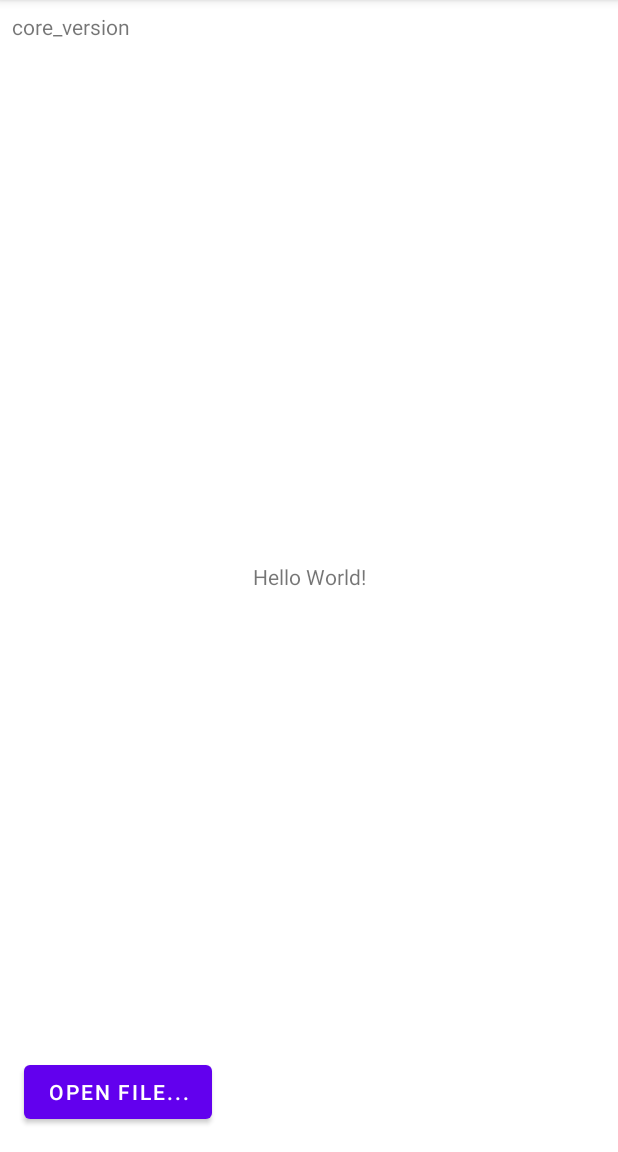
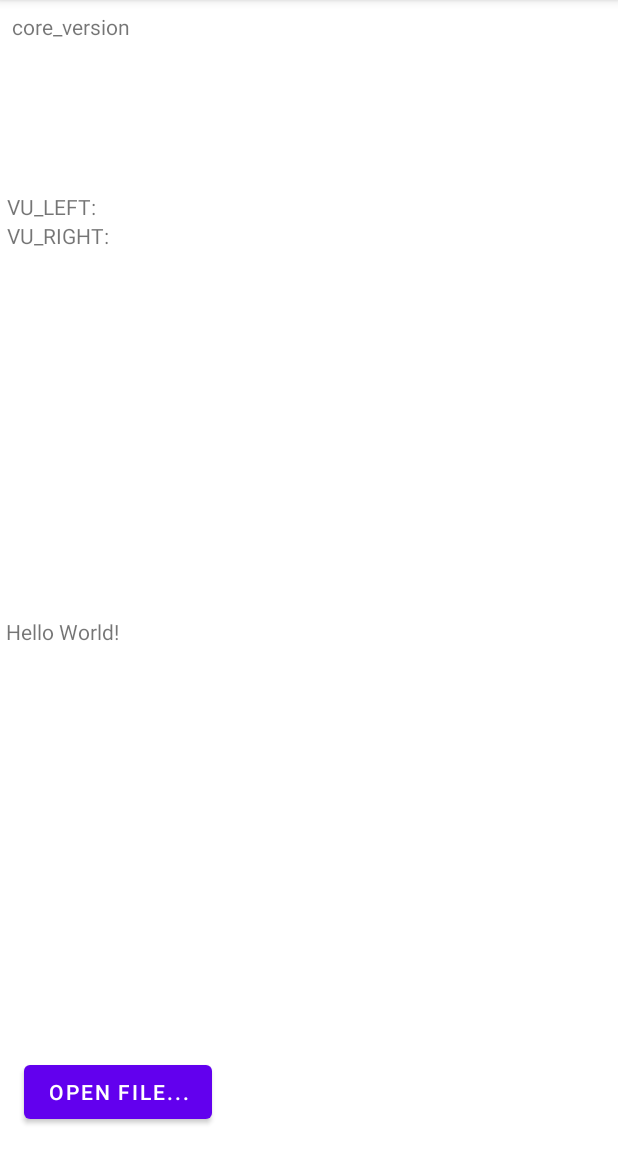
Before and after one commit to Team-Digital-Fairy/Android-libopenmpt, an Android app: the screen it shows after launch (MainActivity), on a phone screen of 412 x 824 dp, the part 84-1236 px from its top. Run offline under Robolectric (Android 15) with nearby library versions, the phone set to English and light mode, and no system bars; 4 statements that could not run were skipped.

Commit message:
fix bug where song doesn't play after its end. remove unnecessary if clauses

```diff
--- a/app/build.gradle
+++ b/app/build.gradle
@@ -23,8 +23,9 @@ android {
 
     buildTypes {
         release {
-            minifyEnabled false
+            minifyEnabled true
             proguardFiles getDefaultProguardFile('proguard-android-optimize.txt'), 'proguard-rules.pro'
+            versionNameSuffix '-RELEASE'
         }
         debug {
             debuggable true
--- a/app/src/main/java/team/digitalfairy/lencel/libopenmpt_jni_test/MainActivity.java
+++ b/app/src/main/java/team/digitalfairy/lencel/libopenmpt_jni_test/MainActivity.java
@@ -22,6 +22,12 @@ import androidx.core.content.ContextCompat;
 
 import static team.digitalfairy.lencel.libopenmpt_jni_test.LibOpenMPT.*;
 
+import org.w3c.dom.Text;
+
+import java.util.concurrent.Executors;
+import java.util.concurrent.ScheduledExecutorService;
+import java.util.concurrent.TimeUnit;
+
 /*
     MANAGE_STORAGEはユーザーが明示的に設定する必要あり。
     Intentを呼べばいいはず？
@@ -29,6 +35,8 @@ import static team.digitalfairy.lencel.libopenmpt_jni_test.LibOpenMPT.*;
  */
 
 public class MainActivity extends AppCompatActivity {
+    private final ScheduledExecutorService ex = Executors.newSingleThreadScheduledExecutor();
+
     private static final String MAINACTIVITY_LOGTAG = "MainAct_Log";
     private static double probability = 0.0;
 
@@ -40,11 +48,15 @@ public class MainActivity extends AppCompatActivity {
 
     private MediaSessionCompat mediaSession;
 
+    TextView vuleft;
+
 
     @Override
     protected void onCreate(Bundle savedInstanceState) {
         super.onCreate(savedInstanceState);
         setContentView(R.layout.activity_main);
+
+        vuleft = findViewById(R.id.log_vu_left);
 
         if(android.os.Build.VERSION.SDK_INT <= android.os.Build.VERSION_CODES.P)
             m_lastPath = Environment.getExternalStorageDirectory().getPath();
@@ -85,19 +97,15 @@ public class MainActivity extends AppCompatActivity {
     {
         final int grant = PackageManager.PERMISSION_GRANTED;
 
-        if (Build.VERSION.SDK_INT >= 23)
-        {
+
         final String exStorage = Manifest.permission.READ_EXTERNAL_STORAGE;
         if (ContextCompat.checkSelfPermission(this, exStorage) == grant) {
             Log.d(MAINACTIVITY_LOGTAG, "File permission is granted");
         } else {
             Log.d(MAINACTIVITY_LOGTAG, "File permission is revoked");
         }
-        }
 
-        if(Build.VERSION.SDK_INT >= Build.VERSION_CODES.JELLY_BEAN)
-        {
-            final String exStorage = Manifest.permission.READ_EXTERNAL_STORAGE;
+
         if((ContextCompat.checkSelfPermission(this, exStorage) == grant))
             return false;
 
@@ -127,9 +135,6 @@ public class MainActivity extends AppCompatActivity {
         return true;
     }
 
-        return false;
-    }
-
     @Override
     public void onRequestPermissionsResult(int requestCode, @NonNull String[] permissions,
                                            @NonNull int[] grantResults) {
@@ -155,6 +160,7 @@ public class MainActivity extends AppCompatActivity {
                     @Override
                     public void OnSelectedFile(String fileName, String lastPath) {
                         // processMusicFile(fileName, lastPath);
+
                         m_lastPath = lastPath;
                         stopPlaying();
 
@@ -165,6 +171,12 @@ public class MainActivity extends AppCompatActivity {
                         if(probability > 0.5) {
                             loadFile(fileName);
                         }
+
+                        ex.scheduleAtFixedRate(() -> {
+                            vuleft.setText(""+getNumChannel());
+                        },0,16, TimeUnit.MILLISECONDS);
+
+
                         togglePause();
                     }
                 });
--- a/app/src/main/res/layout/activity_main.xml
+++ b/app/src/main/res/layout/activity_main.xml
@@ -27,12 +27,39 @@
         app:layout_constraintTop_toTopOf="parent" />
 
     <TextView
+        android:id="@+id/textView3"
         android:layout_width="wrap_content"
         android:layout_height="wrap_content"
         android:text="Hello World!"
         app:layout_constraintBottom_toBottomOf="parent"
+        app:layout_constraintHorizontal_bias="0.011"
         app:layout_constraintLeft_toLeftOf="parent"
         app:layout_constraintRight_toRightOf="parent"
-        app:layout_constraintTop_toTopOf="parent" />
+        app:layout_constraintTop_toTopOf="parent"
+        app:layout_constraintVertical_bias="0.549" />
+
+    <LinearLayout
+        android:layout_width="402dp"
+        android:layout_height="283dp"
+        android:orientation="vertical"
+        app:layout_constraintBottom_toTopOf="@+id/textView3"
+        app:layout_constraintEnd_toEndOf="parent"
+        app:layout_constraintHorizontal_bias="0.444"
+        app:layout_constraintStart_toStartOf="parent"
+        app:layout_constraintTop_toTopOf="parent"
+        app:layout_constraintVertical_bias="1.0">
+
+        <TextView
+            android:id="@+id/log_vu_left"
+            android:layout_width="match_parent"
+            android:layout_height="wrap_content"
+            android:text="VU_LEFT:" />
+
+        <TextView
+            android:id="@+id/log_vu_right"
+            android:layout_width="match_parent"
+            android:layout_height="wrap_content"
+            android:text="VU_RIGHT:" />
+    </LinearLayout>
 
 </androidx.constraintlayout.widget.ConstraintLayout>
```
Also changed, not shown: app/src/main/java/team/digitalfairy/lencel/libopenmpt_jni_test/LibOpenMPT.java (+8 -0 lines), 1 other file. Lines whose indentation alone changed are shown as unchanged.
